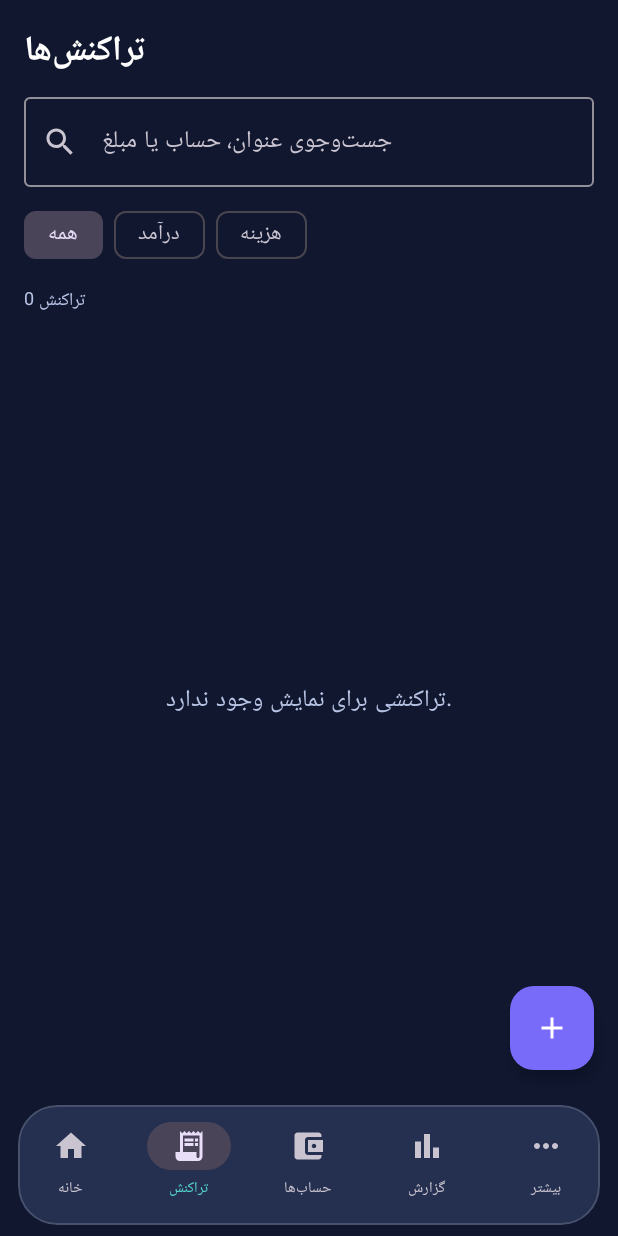
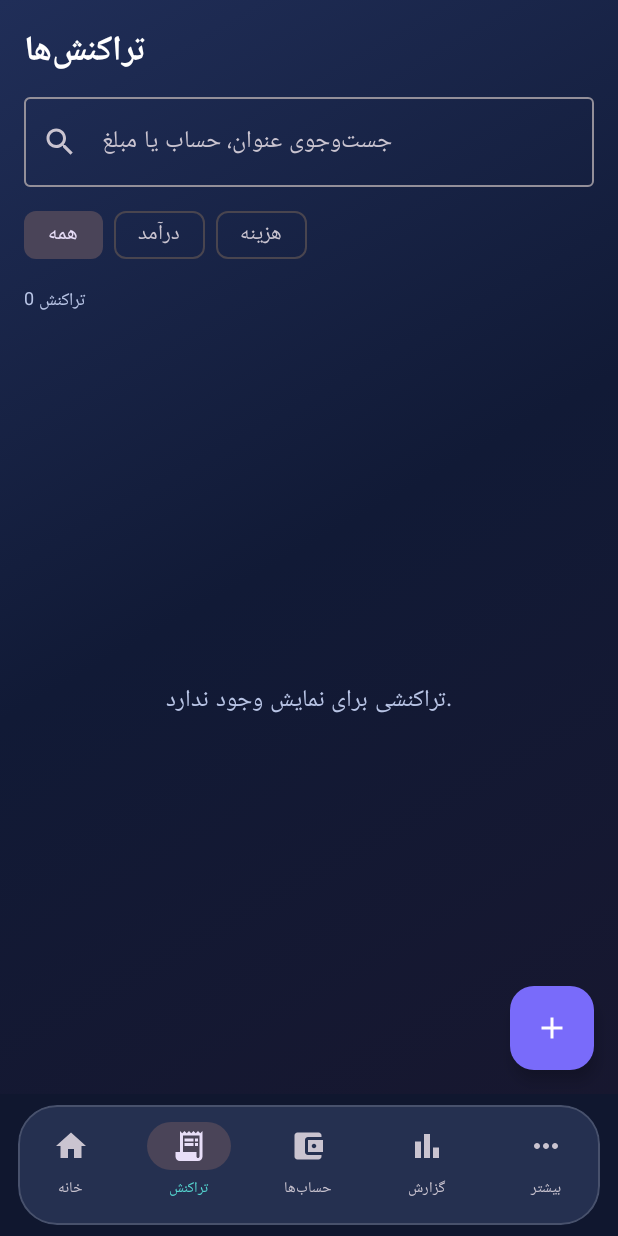
Before and after one commit to striran/family-finance-android, an Android app built with Jetpack Compose: the screen it shows after launch (MainActivity), item 2 of the bottom bar chosen, on a phone screen of 412 x 824 dp. Run offline under Robolectric (Android 15) with nearby library versions, the phone set to English and light mode, and no system bars.

Commit message:
Refine layered glass UI and checkpoint SQLite before backup or restore

```diff
--- a/app/src/main/java/ir/striran/familyfinance/MainActivity.kt
+++ b/app/src/main/java/ir/striran/familyfinance/MainActivity.kt
@@ -13,6 +13,7 @@ import androidx.compose.foundation.BorderStroke
 import androidx.compose.foundation.background
 import androidx.compose.foundation.border
 import androidx.compose.ui.draw.clip
+import androidx.compose.ui.draw.shadow
 import androidx.compose.foundation.clickable
 import androidx.compose.foundation.layout.*
 import androidx.compose.foundation.lazy.LazyColumn
@@ -48,6 +49,7 @@ class MainActivity : ComponentActivity() {
             val export = rememberLauncherForActivityResult(ActivityResultContracts.CreateDocument("application/octet-stream")) { uri ->
                 if (uri != null) {
                     try {
+                        activeDb.writableDatabase.rawQuery("PRAGMA wal_checkpoint(FULL)", null).use { }
                         activeDb.close()
                         val source = getDatabasePath("family_finance.db")
                         contentResolver.openOutputStream(uri)?.use { out -> source.inputStream().use { it.copyTo(out) } }
@@ -77,6 +79,7 @@ class MainActivity : ComponentActivity() {
                         val requiredTables = checkDb.rawQuery("SELECT name FROM sqlite_master WHERE type='table' AND name IN ('members','accounts','transactions','budgets','goals')", null).use { it.count == 5 }
                         checkDb.close()
                         if (!integrity || !requiredTables) throw IllegalArgumentException("این فایل، پشتیبان معتبر برنامه مدیریت مالی خانواده نیست")
+                        activeDb.writableDatabase.rawQuery("PRAGMA wal_checkpoint(FULL)", null).use { }
                         activeDb.close()
                         databaseClosed = true
                         File(current.path + "-wal").delete()
@@ -200,8 +203,20 @@ fun FinanceApp(db: FinanceDatabase, onExport: () -> Unit, onImport: () -> Unit)
 }
 
 @Composable private fun GlassCard(modifier:Modifier=Modifier,dark:Boolean=true,content:@Composable ColumnScope.()->Unit){
-    val glassBrush = if(dark) Brush.linearGradient(listOf(Color.White.copy(alpha=.14f),Color.White.copy(alpha=.045f),Color(0xFF8D82FF).copy(alpha=.08f))) else Brush.linearGradient(listOf(Color.White.copy(alpha=.98f),Color(0xFFEFF1FF).copy(alpha=.82f)))
-    Card(modifier=modifier.fillMaxWidth(),shape=RoundedCornerShape(25.dp),colors=CardDefaults.cardColors(containerColor=Color.Transparent),border=BorderStroke(1.dp,if(dark) Color.White.copy(alpha=.22f) else Color.White),elevation=CardDefaults.cardElevation(defaultElevation=if(dark) 5.dp else 2.dp),content={Column(Modifier.fillMaxWidth().background(glassBrush).padding(16.dp),content=content)})
+    val shape = RoundedCornerShape(26.dp)
+    val glassBrush = if(dark)
+        Brush.linearGradient(listOf(Color(0xFF6575A8).copy(alpha=.30f),Color(0xFF26365D).copy(alpha=.20f),Color(0xFF9D91FF).copy(alpha=.13f)))
+    else
+        Brush.linearGradient(listOf(Color.White.copy(alpha=.94f),Color(0xFFE9EDFF).copy(alpha=.76f),Color.White.copy(alpha=.88f)))
+    val rim = if(dark) Color.White.copy(alpha=.28f) else Color.White.copy(alpha=.96f)
+    Box(
+        modifier=modifier.fillMaxWidth().shadow(if(dark) 12.dp else 5.dp,shape,clip=false)
+            .clip(shape).background(glassBrush).border(1.dp,rim,shape)
+    ) {
+        Box(Modifier.fillMaxWidth().height(1.dp).background(Brush.horizontalGradient(listOf(Color.Transparent,Color.White.copy(alpha=if(dark) .62f else .95f),Color.Transparent))))
+        Column(Modifier.fillMaxWidth().padding(17.dp),content=content)
+        Box(Modifier.align(Alignment.BottomEnd).padding(end=18.dp,bottom=8.dp).size(52.dp,2.dp).background(Brush.horizontalGradient(listOf(Color.Transparent,Color.White.copy(alpha=if(dark) .13f else .35f),Color.Transparent)),RoundedCornerShape(50)))
+    }
 }
 @Composable private fun Dashboard(p:PaddingValues,balance:Long,income:Long,expense:Long,txs:List<FinanceTransaction>,fg:Color,sub:Color,dark:Boolean,onAdd:()->Unit,onTransfer:()->Unit){
     LazyColumn(Modifier.fillMaxSize().padding(p).background(Brush.verticalGradient(if(dark) listOf(Color(0xFF202D58),midnight) else listOf(Color(0xFFE8EAFE),Color(0xFFF5F6FC)))).padding(horizontal=18.dp),contentPadding=PaddingValues(top=22.dp,bottom=24.dp),verticalArrangement=Arrangement.spacedBy(14.dp)){
@@ -226,7 +241,7 @@ fun FinanceApp(db: FinanceDatabase, onExport: () -> Unit, onImport: () -> Unit)
         val matchesType = filter=="همه" || t.type==filter
         matchesQuery && matchesType
     }
-    Column(Modifier.fillMaxSize().padding(p).background(if(dark)midnight else Color(0xFFF1F3FC)).padding(16.dp)){
+    Column(Modifier.fillMaxSize().padding(p).background(Brush.linearGradient(if(dark) listOf(Color(0xFF202E58),Color(0xFF111A36),Color(0xFF17172F)) else listOf(Color(0xFFE4E8FF),Color(0xFFF8F9FF),Color(0xFFECEEFF)))).padding(16.dp)){
         Text("تراکنش‌ها",color=fg,fontSize=23.sp,fontWeight=FontWeight.Bold)
         Spacer(Modifier.height(10.dp))
         OutlinedTextField(value=query,onValueChange={query=it},modifier=Modifier.fillMaxWidth(),singleLine=true,placeholder={Text("جست‌وجوی عنوان، حساب یا مبلغ")},leadingIcon={Icon(Icons.Default.Search,null)},keyboardOptions=KeyboardOptions(keyboardType=KeyboardType.Text))
@@ -242,10 +257,10 @@ fun FinanceApp(db: FinanceDatabase, onExport: () -> Unit, onImport: () -> Unit)
     }
 }
 @Composable private fun AccountsPage(p:PaddingValues,accounts:List<FinanceAccount>,fg:Color,sub:Color,dark:Boolean,onMember:()->Unit,onAccount:()->Unit,onTransfer:()->Unit){
-    Column(Modifier.fillMaxSize().padding(p).background(if(dark)midnight else Color(0xFFF1F3FC)).padding(16.dp)){Text("حساب‌های خانواده",color=fg,fontSize=23.sp,fontWeight=FontWeight.Bold);Spacer(Modifier.height(12.dp));Row(horizontalArrangement=Arrangement.spacedBy(6.dp)){Button(onClick=onMember){Text("عضو جدید")};OutlinedButton(onClick=onAccount){Text("حساب جدید")};OutlinedButton(onClick=onTransfer){Text("انتقال")}};Spacer(Modifier.height(12.dp));accounts.forEach{a->GlassCard(dark=dark){Text(a.memberName,color=sub,fontSize=12.sp);Text(a.name,color=fg,fontWeight=FontWeight.Bold);Text(money(a.balance),color=aqua,fontSize=19.sp,fontWeight=FontWeight.Bold)}}}
+    Column(Modifier.fillMaxSize().padding(p).background(Brush.linearGradient(if(dark) listOf(Color(0xFF202E58),Color(0xFF111A36),Color(0xFF17172F)) else listOf(Color(0xFFE4E8FF),Color(0xFFF8F9FF),Color(0xFFECEEFF)))).padding(16.dp)){Text("حساب‌های خانواده",color=fg,fontSize=23.sp,fontWeight=FontWeight.Bold);Spacer(Modifier.height(12.dp));Row(horizontalArrangement=Arrangement.spacedBy(6.dp)){Button(onClick=onMember){Text("عضو جدید")};OutlinedButton(onClick=onAccount){Text("حساب جدید")};OutlinedButton(onClick=onTransfer){Text("انتقال")}};Spacer(Modifier.height(12.dp));accounts.forEach{a->GlassCard(dark=dark){Text(a.memberName,color=sub,fontSize=12.sp);Text(a.name,color=fg,fontWeight=FontWeight.Bold);Text(money(a.balance),color=aqua,fontSize=19.sp,fontWeight=FontWeight.Bold)}}}
 }
 @Composable private fun ReportsPage(p:PaddingValues,income:Long,expense:Long,cats:List<Pair<String,Long>>,budgets:List<Budget>,fg:Color,sub:Color,dark:Boolean,onBudget:()->Unit,onDeleteBudget:(Budget)->Unit){
-    LazyColumn(Modifier.fillMaxSize().padding(p).background(if(dark)midnight else Color(0xFFF1F3FC)).padding(16.dp),verticalArrangement=Arrangement.spacedBy(10.dp)){
+    LazyColumn(Modifier.fillMaxSize().padding(p).background(Brush.linearGradient(if(dark) listOf(Color(0xFF202E58),Color(0xFF111A36),Color(0xFF17172F)) else listOf(Color(0xFFE4E8FF),Color(0xFFF8F9FF),Color(0xFFECEEFF)))).padding(16.dp),verticalArrangement=Arrangement.spacedBy(10.dp)){
         item{Text("گزارش مالی ماه",color=fg,fontSize=23.sp,fontWeight=FontWeight.Bold)}
         item{GlassCard(dark=dark){Text("درآمد",color=sub);Text(money(income),color=aqua,fontSize=20.sp,fontWeight=FontWeight.Bold)}}
         item{GlassCard(dark=dark){Text("هزینه",color=sub);Text(money(expense),color=pink,fontSize=20.sp,fontWeight=FontWeight.Bold)}}
@@ -257,7 +272,7 @@ fun FinanceApp(db: FinanceDatabase, onExport: () -> Unit, onImport: () -> Unit)
     }
 }
 @Composable private fun MorePage(p:PaddingValues,goals:List<SavingGoal>,fg:Color,sub:Color,dark:Boolean,onGoal:()->Unit,onContribute:(SavingGoal)->Unit,onDeleteGoal:(SavingGoal)->Unit,onTheme:()->Unit,onExport:()->Unit,onImport:()->Unit){
-    LazyColumn(Modifier.fillMaxSize().padding(p).background(if(dark)midnight else Color(0xFFF1F3FC)).padding(16.dp),verticalArrangement=Arrangement.spacedBy(10.dp)){
+    LazyColumn(Modifier.fillMaxSize().padding(p).background(Brush.linearGradient(if(dark) listOf(Color(0xFF202E58),Color(0xFF111A36),Color(0xFF17172F)) else listOf(Color(0xFFE4E8FF),Color(0xFFF8F9FF),Color(0xFFECEEFF)))).padding(16.dp),verticalArrangement=Arrangement.spacedBy(10.dp)){
         item{Text("امکانات بیشتر",color=fg,fontSize=23.sp,fontWeight=FontWeight.Bold)}
         item{GlassCard(dark=dark){Text("تنظیمات ظاهری",color=fg,fontWeight=FontWeight.Bold);TextButton(onClick=onTheme){Text(if(dark)"فعال‌کردن پوسته روشن" else "فعال‌کردن پوسته تاریک")}}}
         item{GlassCard(dark=dark){Text("پشتیبان‌گیری و بازیابی",color=fg,fontWeight=FontWeight.Bold);Text("فایل پشتیبان را در حافظه گوشی ذخیره یا بازیابی کنید.",color=sub,fontSize=12.sp);Row{TextButton(onClick=onExport){Text("تهیه پشتیبان")};TextButton(onClick=onImport){Text("بازیابی")}}}}
```
